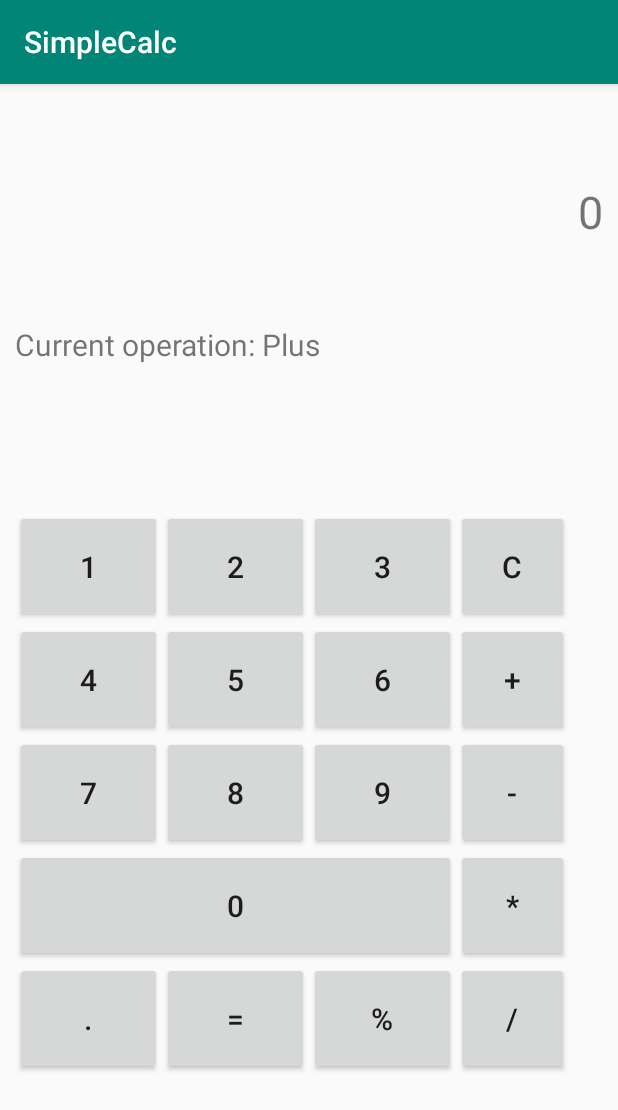
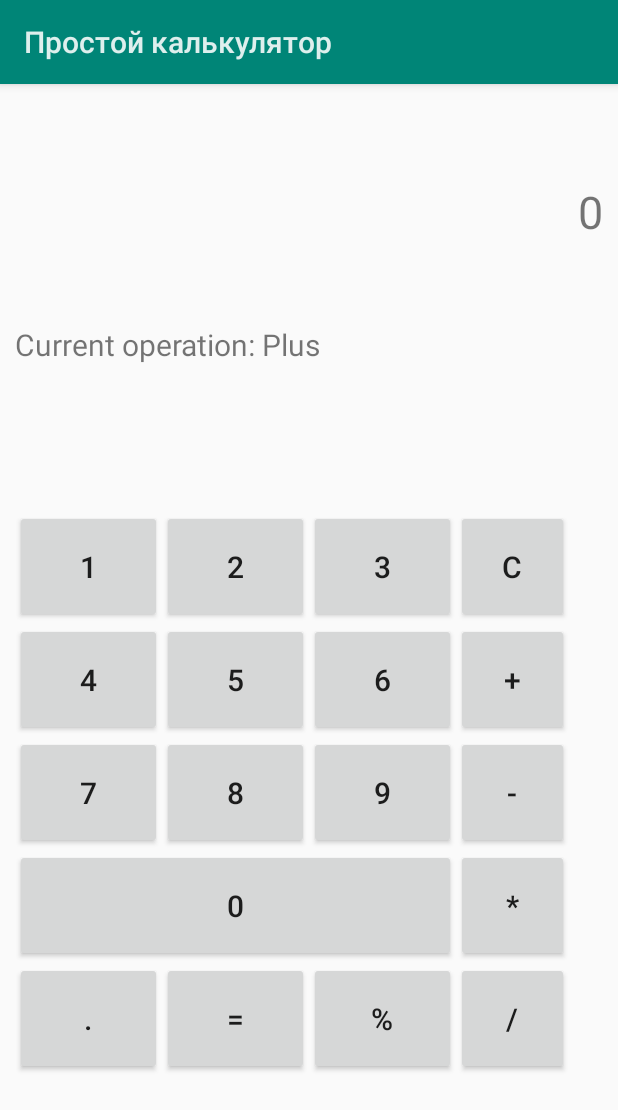
Before and after one commit to IvanShamsiev/SimpleCalc, an Android app: the screen it shows after launch (MainActivity), on a phone screen of 412 x 824 dp. Shown: the top 1110 px of the screen. Run offline under Robolectric (Android 15) with nearby library versions, the phone set to English and light mode, and no system bars.

```diff
--- a/app/build.gradle
+++ b/app/build.gradle
@@ -12,7 +12,13 @@ android {
     }
     buildTypes {
         release {
-            minifyEnabled false
+
+
+            // For reduction apk size
+            minifyEnabled true
+            shrinkResources true
+
+
             proguardFiles getDefaultProguardFile('proguard-android-optimize.txt'), 'proguard-rules.pro'
         }
     }
@@ -24,10 +30,10 @@ android {
 
 dependencies {
     implementation fileTree(dir: 'libs', include: ['*.jar'])
-    implementation 'com.android.support:appcompat-v7:28.0.0'
-    implementation 'com.android.support.constraint:constraint-layout:1.1.3'
+    /*implementation 'com.android.support:appcompat-v7:28.0.0'
+    implementation 'com.android.support.constraint:constraint-layout:1.1.3'*/
     testImplementation 'junit:junit:4.12'
     androidTestImplementation 'com.android.support.test:runner:1.0.2'
     androidTestImplementation 'com.android.support.test.espresso:espresso-core:3.0.2'
-    implementation 'com.android.support:gridlayout-v7:28.0.0'
+    //implementation 'com.android.support:gridlayout-v7:28.0.0'
 }
--- a/app/src/main/AndroidManifest.xml
+++ b/app/src/main/AndroidManifest.xml
@@ -4,9 +4,9 @@
 
     <application
         android:allowBackup="true"
-        android:icon="@mipmap/ic_launcher"
+        android:icon="@android:drawable/sym_def_app_icon"
         android:label="@string/app_name"
-        android:roundIcon="@mipmap/ic_launcher_round"
+        android:roundIcon="@android:drawable/sym_def_app_icon"
         android:supportsRtl="true"
         android:theme="@style/AppTheme">
         <activity android:name=".MainActivity">
--- a/app/src/main/java/com/example/simplecalc/MainActivity.java
+++ b/app/src/main/java/com/example/simplecalc/MainActivity.java
@@ -1,22 +1,14 @@
 package com.example.simplecalc;
 
-import android.support.v7.app.AppCompatActivity;
+import android.app.Activity;
 import android.os.Bundle;
-import android.widget.Button;
 import android.widget.TextView;
 
-public class MainActivity extends AppCompatActivity {
+public class MainActivity extends Activity {
 
     MyCalc myCalc;
 
     TextView textConclusion, textCurrentOperation;
-
-    Button btnNumber0,
-            btnNumber1, btnNumber2, btnNumber3,
-            btnNumber4, btnNumber5, btnNumber6,
-            btnNumber7, btnNumber8, btnNumber9,
-            btnClear, btnPlus, btnMinus, btnMultiply, btnDivide,
-            btnDot, btnEqually, btnRemain;
 
     @Override
     protected void onCreate(Bundle savedInstanceState) {
@@ -25,56 +17,24 @@ public class MainActivity extends AppCompatActivity {
 
         myCalc = new MyCalc(this);
 
-        setButtons();
-        setButtonsListeners();
+
+        // Set buttons listeners
+
+        for (int id: myCalc.numButtons)
+            findViewById(id).setOnClickListener(myCalc.numListener);
+
+        for (int id: myCalc.operationButtons)
+            findViewById(id).setOnClickListener(myCalc.opListener);
+
+        for (int id: myCalc.othedButtons)
+            findViewById(id).setOnClickListener(myCalc.otherListener);
+
+        findViewById(R.id.btnClear).setOnLongClickListener(myCalc.longListener);
+
+
+        // Bind TextViews
         textConclusion = findViewById(R.id.textConclusion);
         textCurrentOperation = findViewById(R.id.textCurrentOperation);
     }
 
-    void setButtons() {
-        btnNumber1 = findViewById(R.id.btnNumber1);
-        btnNumber2 = findViewById(R.id.btnNumber2);
-        btnNumber3 = findViewById(R.id.btnNumber3);
-        btnNumber4 = findViewById(R.id.btnNumber4);
-        btnNumber5 = findViewById(R.id.btnNumber5);
-        btnNumber6 = findViewById(R.id.btnNumber6);
-        btnNumber7 = findViewById(R.id.btnNumber7);
-        btnNumber8 = findViewById(R.id.btnNumber8);
-        btnNumber9 = findViewById(R.id.btnNumber9);
-        btnNumber0 = findViewById(R.id.btnNumber0);
-
-        btnDot = findViewById(R.id.btnDot);
-        btnEqually = findViewById(R.id.btnEqually);
-        btnRemain = findViewById(R.id.btnRemain);
-        btnClear = findViewById(R.id.btnClear);
-        btnPlus = findViewById(R.id.btnPlus);
-        btnMinus = findViewById(R.id.btnMinus);
-        btnMultiply = findViewById(R.id.btnMultiply);
-        btnDivide = findViewById(R.id.btnDivide);
-    }
-
-    void setButtonsListeners() {
-        btnNumber1.setOnClickListener(myCalc.numListener);
-        btnNumber2.setOnClickListener(myCalc.numListener);
-        btnNumber3.setOnClickListener(myCalc.numListener);
-        btnNumber4.setOnClickListener(myCalc.numListener);
-        btnNumber5.setOnClickListener(myCalc.numListener);
-        btnNumber6.setOnClickListener(myCalc.numListener);
-        btnNumber7.setOnClickListener(myCalc.numListener);
-        btnNumber8.setOnClickListener(myCalc.numListener);
-        btnNumber9.setOnClickListener(myCalc.numListener);
-        btnNumber0.setOnClickListener(myCalc.numListener);
-
-        btnRemain.setOnClickListener(myCalc.opListener);
-        btnPlus.setOnClickListener(myCalc.opListener);
-        btnMinus.setOnClickListener(myCalc.opListener);
-        btnMultiply.setOnClickListener(myCalc.opListener);
-        btnDivide.setOnClickListener(myCalc.opListener);
-
-        btnDot.setOnClickListener(myCalc.otherListener);
-        btnEqually.setOnClickListener(myCalc.otherListener);
-        btnClear.setOnClickListener(myCalc.otherListener);
-
-        btnClear.setOnLongClickListener(myCalc.longListener);
-    }
 }
--- a/app/src/main/java/com/example/simplecalc/MyCalc.java
+++ b/app/src/main/java/com/example/simplecalc/MyCalc.java
@@ -13,12 +13,14 @@ class MyCalc {
     private Operation currentOp = Operation.PLUS;
     private boolean dotAlreadyExists = false, equally = false;
 
-    private int[] numButtons = {R.id.btnNumber0,
+    int[] numButtons = {R.id.btnNumber0,
             R.id.btnNumber1, R.id.btnNumber2, R.id.btnNumber3,
             R.id.btnNumber4, R.id.btnNumber5, R.id.btnNumber6,
             R.id.btnNumber7, R.id.btnNumber8, R.id.btnNumber9};
 
-    private int[] operationButtons = {R.id.btnRemain, R.id.btnPlus, R.id.btnMinus, R.id.btnMultiply, R.id.btnDivide};
+    int[] operationButtons = {R.id.btnRemain, R.id.btnPlus, R.id.btnMinus, R.id.btnMultiply, R.id.btnDivide};
+
+    int[] othedButtons = {R.id.btnClear, R.id.btnDot, R.id.btnEqually};
 
     private SparseIntArray btnNumMap = new SparseIntArray(numButtons.length);
     private SparseArray<Operation> btnOpMap = new SparseArray<>(operationButtons.length);
@@ -130,21 +132,11 @@ class MyCalc {
     private void setCurrentOp(Operation currentOp) {
         String operation = "";
         switch (currentOp) {
-            case PLUS:
-                operation = "Plus (+)";
-                break;
-            case MINUS:
-                operation = "Minus (-)";
-                break;
-            case MULTIPLY:
-                operation = "Multiply (*)";
-                break;
-            case DIVIDE:
-                operation = "Divide (/)";
-                break;
-            case REMAIN:
-                operation = "Remain (%)";
-                break;
+            case PLUS: operation = "Plus (+)"; break;
+            case MINUS: operation = "Minus (-)"; break;
+            case MULTIPLY: operation = "Multiply (*)"; break;
+            case DIVIDE: operation = "Divide (/)"; break;
+            case REMAIN: operation = "Remain (%)"; break;
         }
         activity.textCurrentOperation.setText(String.format("Current operation: %s", operation));
     }
--- a/app/src/main/res/mipmap-anydpi-v26/ic_launcher.xml
+++ /dev/null
@@ -1,5 +0,0 @@
-<?xml version="1.0" encoding="utf-8"?>
-<adaptive-icon xmlns:android="http://schemas.android.com/apk/res/android">
-    <background android:drawable="@drawable/ic_launcher_background" />
-    <foreground android:drawable="@drawable/ic_launcher_foreground" />
-</adaptive-icon>
--- a/app/src/main/res/mipmap-anydpi-v26/ic_launcher_round.xml
+++ /dev/null
@@ -1,5 +0,0 @@
-<?xml version="1.0" encoding="utf-8"?>
-<adaptive-icon xmlns:android="http://schemas.android.com/apk/res/android">
-    <background android:drawable="@drawable/ic_launcher_background" />
-    <foreground android:drawable="@drawable/ic_launcher_foreground" />
-</adaptive-icon>
--- a/app/src/main/res/values/strings.xml
+++ b/app/src/main/res/values/strings.xml
@@ -1,3 +1,3 @@
 <resources>
-    <string name="app_name">SimpleCalc</string>
+    <string name="app_name">Простой калькулятор</string>
 </resources>
--- a/app/src/main/res/values/styles.xml
+++ b/app/src/main/res/values/styles.xml
@@ -1,14 +1,14 @@
 <resources>
 
     <!-- Base application theme. -->
-    <style name="AppTheme" parent="Theme.AppCompat.Light.DarkActionBar">
+    <style name="AppTheme" parent="android:Theme.Material.Light.DarkActionBar">
         <!-- Customize your theme here. -->
-        <item name="colorPrimary">@color/colorPrimary</item>
-        <item name="colorPrimaryDark">@color/colorPrimaryDark</item>
-        <item name="colorAccent">@color/colorAccent</item>
+        <item name="android:colorPrimary">@color/colorPrimary</item>
+        <item name="android:colorPrimaryDark">@color/colorPrimaryDark</item>
+        <item name="android:colorAccent">@color/colorAccent</item>
     </style>
 
-    <style name="Widget.AppCompat.Button.MyStyle" parent="Widget.AppCompat.Button">
+    <style name="Widget.AppCompat.Button.MyStyle" parent="android:Widget.Material.Button">
         <item name="android:textSize">20sp</item>
         <item name="android:layout_width">75dp</item>
         <item name="android:layout_height">75dp</item>
```
Also changed, not shown: app/src/main/res/mipmap-hdpi/ic_launcher.png (deleted), app/src/main/res/mipmap-hdpi/ic_launcher_round.png (deleted), app/src/main/res/mipmap-mdpi/ic_launcher.png (deleted), app/src/main/res/mipmap-mdpi/ic_launcher_round.png (deleted), app/src/main/res/mipmap-xhdpi/ic_launcher.png (deleted), app/src/main/res/mipmap-xhdpi/ic_launcher_round.png (deleted), app/src/main/res/mipmap-xxhdpi/ic_launcher.png (deleted), app/src/main/res/mipmap-xxhdpi/ic_launcher_round.png (deleted), app/src/main/res/mipmap-xxxhdpi/ic_launcher.png (deleted), app/src/main/res/mipmap-xxxhdpi/ic_launcher_round.png (deleted).
